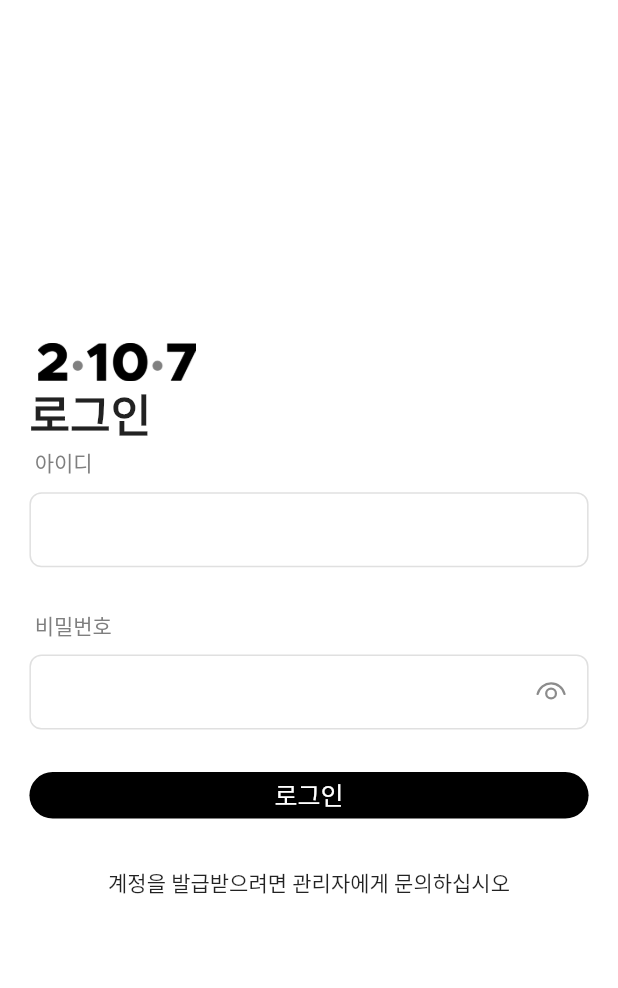
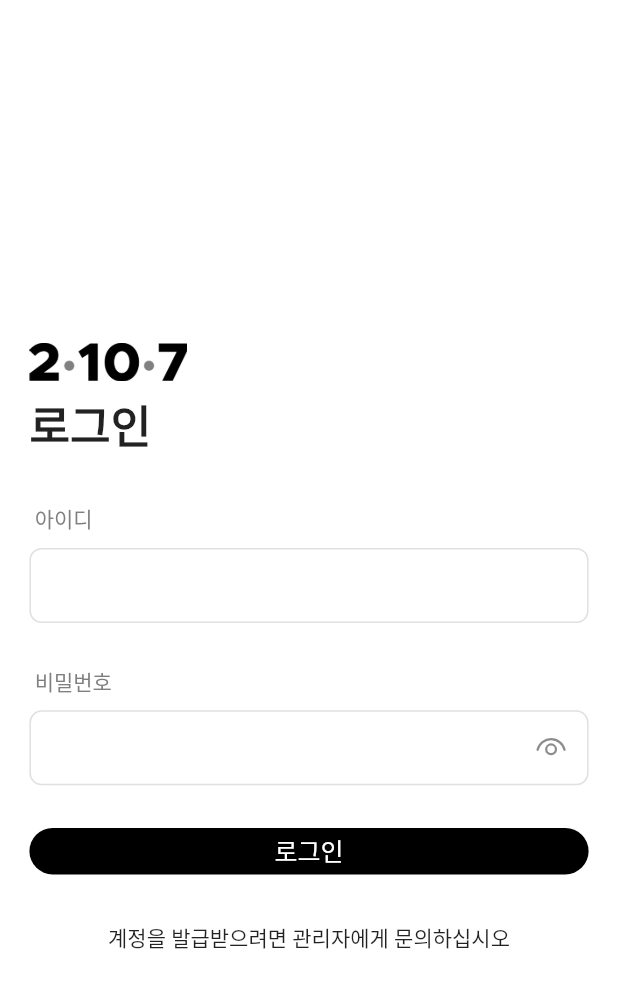
Before and after one commit to No-swimming/No-swimming-Admin-App, a Flutter app: the screen it shows after launch, on a phone screen of 412 x 824 dp. Shown: the top 988 px of the screen. Run offline on Flutter 3.47's test engine with Material 2 defaults, Android fonts, the phone set to English and light mode, and no system bars; our stand-ins replace firebase_core, fluentui_system_icons, flutter_screenutil; accounts and stored records are empty; generated files the repository leaves out were written again; Roboto replaces fonts that are missing (LINE Seed Sans KR).

Commit message:
로그인 페이지에 로고 박아놓기

```diff
--- a/lib/screen/login_page.dart
+++ b/lib/screen/login_page.dart
@@ -28,19 +28,19 @@ class _LoginPageState extends State<LoginPage> {
               children: [
                 Image.asset(
                   'assets/images/appLogo.png',
-                  width: 118.71.w,
-                  height: 29.0.h,
+                  width: 118.71.r,
+                  height: 29.0.r,
                 ),
-                Text(
-                  '로그인',
-                  style: TextStyle(
-                    fontWeight: FontWeight.bold,
-                    fontFamily: 'LINE Seed Sans KR',
-                    fontSize: 30.0.sp,
-                  ),
-                ),
+                SizedBox(height: 8.0.h),
+                Text('로그인',
+                    style: TextStyle(
+                      fontWeight: FontWeight.bold,
+                      fontFamily: 'LINE Seed Sans KR',
+                      fontSize: 30.0.sp,
+                    )),
               ],
             ),
+            SizedBox(height: 34.0.h),
             Column(
               mainAxisAlignment: MainAxisAlignment.center,
               children: [
```
